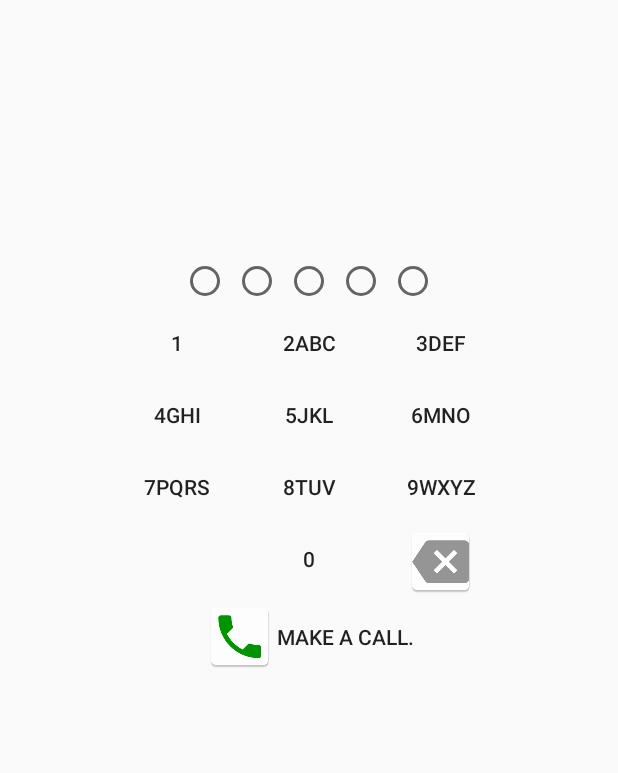
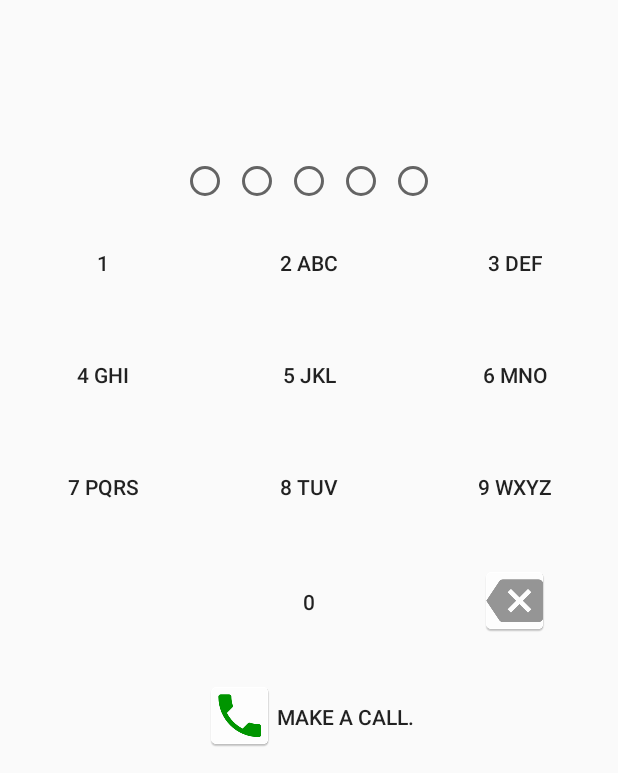
Before and after one commit to UmnAlAl/PracticsSem8, an Android app: the screen it shows after launch (MainActivity), on a phone screen of 412 x 824 dp, the part 463-1236 px from its top. Run offline under Robolectric (Android 15) with nearby library versions, the phone set to English and light mode, and no system bars.

Commit message:
Fixred main screen. Bug with numpad layout.

```diff
--- a/app/src/main/java/com/example/installed/practics1/MainActivity.java
+++ b/app/src/main/java/com/example/installed/practics1/MainActivity.java
@@ -1,9 +1,11 @@
 package com.example.installed.practics1;
 
 import android.Manifest;
+import android.app.ActionBar;
 import android.content.pm.PackageManager;
 import android.os.Bundle;
 import android.support.v7.app.AppCompatActivity;
+import android.view.Menu;
 
 import com.example.installed.practics1.helper_classes.MainActivityController;
 import com.example.installed.practics1.helper_classes.permission.IPermissionGetResult;
@@ -58,8 +60,18 @@ public class MainActivity extends AppCompatActivity {
         controller = new MainActivityController(this);
         controller.Start();
 
+        ActionBar actionBar = getActionBar();
+        if(actionBar != null) {
+            actionBar.show();
+        }
+
     }
 
+    @Override
+    public boolean onCreateOptionsMenu(Menu menu) {
+        getMenuInflater().inflate(R.menu.main_menu, menu);
+        return super.onCreateOptionsMenu(menu);
+    }
 
 
     /*
--- a/app/src/main/java/com/example/installed/practics1/NumpadFragment.java
+++ b/app/src/main/java/com/example/installed/practics1/NumpadFragment.java
@@ -12,6 +12,7 @@ import android.widget.GridLayout;
 import android.widget.ImageButton;
 import android.widget.LinearLayout;
 import android.widget.RadioButton;
+import android.widget.TableLayout;
 
 import com.example.installed.practics1.helper_classes.screen_controller.IOnNumpadFragmentCreateView;
 
@@ -25,7 +26,7 @@ public class NumpadFragment extends Fragment {
 
     public LinearLayout mainLinearLayout;
     public GridLayout gridLayoutRadios;
-    public GridLayout gridLayoutButtons;
+    public TableLayout tableLayoutButtons;
     public Button btn0;
     public Button btn1;
     public Button btn2;
@@ -57,7 +58,7 @@ public class NumpadFragment extends Fragment {
         View v = inflater.inflate(R.layout.fragment_numpad, container, false);
         view = v;
         mainLinearLayout = (LinearLayout) v.findViewById(R.id.NumpadFragmentMainLinearLayout);
-        gridLayoutButtons = (GridLayout) v.findViewById(R.id.NumpadFragmentGridLayoutButtons);
+        tableLayoutButtons = (TableLayout) v.findViewById(R.id.NumpadFragmentTableLayoutButtons);
         gridLayoutRadios = (GridLayout) v.findViewById(R.id.NumpadFragmentGridLayoutRadios);
 
         btn0 = (Button) v.findViewById(R.id.NumpadFragmentButton0);
--- a/app/src/main/java/com/example/installed/practics1/helper_classes/screen_controller/LoadingScreenController.java
+++ b/app/src/main/java/com/example/installed/practics1/helper_classes/screen_controller/LoadingScreenController.java
@@ -47,7 +47,7 @@ public class LoadingScreenController implements IShow<LoadingScreenMetadata>, IR
 
     public void OnLogoFragmentCreateView(LogoFragment logoFragment) {
         FrameLayout.LayoutParams params = new FrameLayout.LayoutParams(FrameLayout.LayoutParams.MATCH_PARENT,
-                FrameLayout.LayoutParams.WRAP_CONTENT);
+                FrameLayout.LayoutParams.MATCH_PARENT);
         params.gravity = Gravity.CENTER;
         logoFragment.frameLayout.setLayoutParams(params);
         if(metadata != null) {
--- a/app/src/main/res/layout/fragment_logo.xml
+++ b/app/src/main/res/layout/fragment_logo.xml
@@ -11,7 +11,7 @@
         android:id="@+id/FragmentLogoImageView"
         android:layout_width="match_parent"
         android:layout_height="wrap_content"
-        android:layout_gravity="start"
+        android:layout_gravity="center"
         android:layout_margin="1dp"
         android:adjustViewBounds="true"
         android:cropToPadding="false"
--- a/app/src/main/res/layout/fragment_numpad.xml
+++ b/app/src/main/res/layout/fragment_numpad.xml
@@ -58,11 +58,11 @@
             android:text="" />
     </GridLayout>
 
+    <!--
     <GridLayout
         android:id="@+id/NumpadFragmentGridLayoutButtons"
-        android:layout_width="wrap_content"
+        android:layout_width="match_parent"
         android:layout_height="wrap_content"
-        android:layout_gravity="center"
         android:columnCount="3"
         android:orientation="horizontal">
 
@@ -138,9 +138,10 @@
             android:background="@android:color/transparent"
             android:text="@string/fragment_numpad_button0_text" />
 
+
         <ImageButton
             android:id="@+id/NumpadFragmentButtonDel"
-            android:layout_width="match_parent"
+            android:layout_width="wrap_content"
             android:layout_height="wrap_content"
             android:layout_gravity="center_horizontal"
             android:adjustViewBounds="true"
@@ -161,4 +162,137 @@
             android:text="@string/fragment_numpad_buttonCall_text" />
 
     </GridLayout>
+    -->
+
+    <TableLayout
+        android:id="@+id/NumpadFragmentTableLayoutButtons"
+        android:layout_width="fill_parent"
+        android:layout_height="fill_parent"
+        android:stretchColumns="*"
+        android:shrinkColumns="*"
+        android:gravity="center">
+
+        <TableRow
+            android:layout_height="match_parent"
+            android:layout_width="0dp"
+            android:gravity="center"
+            android:layout_weight="1">
+
+            <Button
+                android:id="@+id/NumpadFragmentButton1"
+                android:layout_width="fill_parent"
+                android:layout_height="fill_parent"
+                android:background="@android:color/transparent"
+                android:text="@string/fragment_numpad_button1_text" />
+
+            <Button
+                android:id="@+id/NumpadFragmentButton2"
+                android:layout_width="fill_parent"
+                android:layout_height="fill_parent"
+                android:background="@android:color/transparent"
+                android:text="@string/fragment_numpad_button2_text" />
+
+            <Button
+                android:id="@+id/NumpadFragmentButton3"
+                android:layout_width="fill_parent"
+                android:layout_height="fill_parent"
+                android:background="@android:color/transparent"
+                android:text="@string/fragment_numpad_button3_text" />
+        </TableRow>
+
+        <TableRow
+            android:gravity="center"
+            android:layout_weight="1">
+
+            <Button
+                android:id="@+id/NumpadFragmentButton4"
+                android:layout_width="fill_parent"
+                android:layout_height="fill_parent"
+                android:background="@android:color/transparent"
+                android:text="@string/fragment_numpad_button4_text" />
+
+            <Button
+                android:id="@+id/NumpadFragmentButton5"
+                android:layout_width="fill_parent"
+                android:layout_height="fill_parent"
+                android:background="@android:color/transparent"
+                android:text="@string/fragment_numpad_button5_text" />
+
+            <Button
+                android:id="@+id/NumpadFragmentButton6"
+                android:layout_width="fill_parent"
+                android:layout_height="fill_parent"
+                android:background="@android:color/transparent"
+                android:text="@string/fragment_numpad_button6_text" />
+        </TableRow>
+
+        <TableRow
+            android:layout_width="fill_parent"
+            android:layout_height="fill_parent"
+            android:gravity="center"
+            android:layout_weight="1">
+
+            <Button
+                android:id="@+id/NumpadFragmentButton7"
+                android:layout_width="fill_parent"
+                android:layout_height="fill_parent"
+                android:background="@android:color/transparent"
+                android:text="@string/fragment_numpad_button7_text" />
+
+            <Button
+                android:id="@+id/NumpadFragmentButton8"
+                android:layout_width="fill_parent"
+                android:layout_height="fill_parent"
+                android:background="@android:color/transparent"
+                android:text="@string/fragment_numpad_button8_text" />
+
+            <Button
+                android:id="@+id/NumpadFragmentButton9"
+                android:layout_width="fill_parent"
+                android:layout_height="fill_parent"
+                android:background="@android:color/transparent"
+                android:text="@string/fragment_numpad_button9_text" />
+        </TableRow>
+
+        <TableRow
+            android:gravity="center"
+            android:layout_weight="1">
+
+            <Button
+                android:id="@+id/NumpadFragmentButton0"
+                android:layout_column="1"
+                android:layout_width="fill_parent"
+                android:layout_height="fill_parent"
+                android:background="@android:color/transparent"
+                android:text="@string/fragment_numpad_button0_text" />
+
+
+            <ImageButton
+                android:id="@+id/NumpadFragmentButtonDel"
+                android:layout_width="wrap_content"
+                android:layout_height="wrap_content"
+                android:layout_gravity="center"
+                android:adjustViewBounds="true"
+                android:background="@android:color/transparent"
+                android:padding="1dp"
+                android:scaleType="centerCrop"
+                android:src="@mipmap/ic_backspace_grey" />
+        </TableRow>
+
+        <TableRow
+            android:gravity="center"
+            android:layout_weight="1">
+
+            <Button
+                android:id="@+id/NumpadFragmentButtonCall"
+                android:layout_width="fill_parent"
+                android:layout_height="fill_parent"
+                android:layout_gravity="center_horizontal"
+                android:layout_span="3"
+                android:background="@android:color/transparent"
+                android:drawableLeft="@mipmap/ic_phone"
+                android:text="@string/fragment_numpad_buttonCall_text" />
+        </TableRow>
+
+    </TableLayout>
 </LinearLayout>
--- /dev/null
+++ b/app/src/main/res/menu/main_menu.xml
@@ -0,0 +1,14 @@
+<?xml version="1.0" encoding="utf-8"?>
+<menu xmlns:android="http://schemas.android.com/apk/res/android">
+
+    <item
+        android:title="1"
+
+        />
+
+    <item
+        android:title="2"
+
+        />
+
+</menu>
--- a/app/src/main/res/values/strings.xml
+++ b/app/src/main/res/values/strings.xml
@@ -15,15 +15,13 @@
     <string name="fragment_numpad_buttonCall_text">Make a call.</string>
     <string name="fragment_numpad_button0_html"><font size='20'>0</font><br /><font color='grey' size='10'></font></string>
     <string name="fragment_numpad_button1_html"><font size='20'>1</font><br /><font color='grey' size='10'></font></string>
-    <string name="fragment_numpad_button2_html"><font size='20'>2</font><br /><font color='grey' size='10'>ABC</font></string>
-    <string name="fragment_numpad_button3_html"><font size='20'>3</font><br /><font color='grey' size='10'>DEF</font></string>
-    <string name="fragment_numpad_button4_html"><font size='20'>4</font><br /><font color='grey' size='10'>GHI</font></string>
-    <string name="fragment_numpad_button5_html"><font size='20'>5</font><br /><font color='grey' size='10'>JKL</font></string>
-    <string name="fragment_numpad_button6_html"><font size='20'>6</font><br /><font color='grey' size='10'>MNO</font></string>
-    <string name="fragment_numpad_button7_html"><font size='20'>7</font><br /><font color='grey' size='10'>PQRS</font></string>
-    <string name="fragment_numpad_button8_html"><font size='20'>8</font><br /><font color='grey' size='10'>TUV</font></string>
-    <string name="fragment_numpad_button9_html"><font size='20'>9</font><br /><font color='grey' size='10'>WXYZ</font></string>
-
-    <!-- TODO: Remove or change this placeholder text -->
-    <string name="hello_blank_fragment">Hello blank fragment</string>
+    <string name="fragment_numpad_button2_html"><font size='20'>2</font>\n<br /><font color='grey' size='10'>ABC</font></string>
+    <string name="fragment_numpad_button3_html"><font size='20'>3</font>\n<br /><font color='grey' size='10'>DEF</font></string>
+    <string name="fragment_numpad_button4_html"><font size='20'>4</font>\n<br /><font color='grey' size='10'>GHI</font></string>
+    <string name="fragment_numpad_button5_html"><font size='20'>5</font>\n<br /><font color='grey' size='10'>JKL</font></string>
+    <string name="fragment_numpad_button6_html"><font size='20'>6</font>\n<br /><font color='grey' size='10'>MNO</font></string>
+    <string name="fragment_numpad_button7_html"><font size='20'>7</font>\n<br /><font color='grey' size='10'>PQRS</font></string>
+    <string name="fragment_numpad_button8_html"><font size='20'>8</font>\n<br /><font color='grey' size='10'>TUV</font></string>
+    <string name="fragment_numpad_button9_html"><font size='20'>9</font>\n<br /><font color='grey' size='10'>WXYZ</font></string>
+    <string name="hello_blank_fragment">Подождите, пожалуйста...</string>
 </resources>
```
Also changed, not shown: app/src/main/java/com/example/installed/practics1/ToolbarFragment.java (added, +108 -0 lines), app/src/main/java/com/example/installed/practics1/helper_classes/MainActivityController.java (+6 -2 lines), app/src/main/res/layout/fragment_info.xml (+7 -2 lines), app/src/main/res/layout/fragment_toolbar.xml (added, +13 -0 lines).
